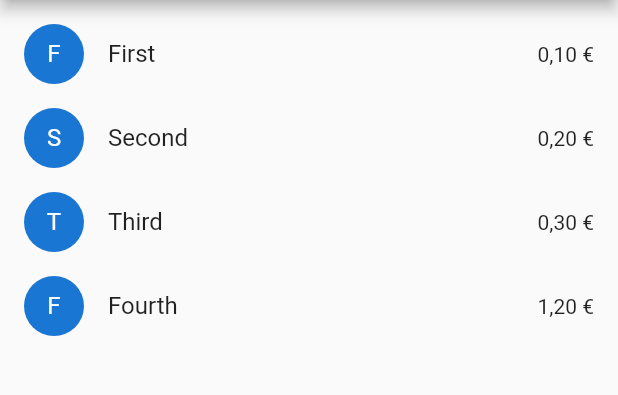
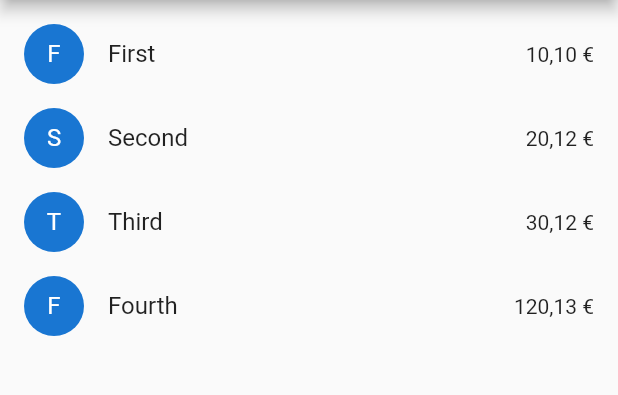
Before and after one commit to j-maas/plusminus-flutter, a Flutter app: the screen it shows after launch, on a phone screen of 412 x 824 dp, the part 84-479 px from its top. Run offline on Flutter 3.47's test engine with Material 2 defaults, Android fonts, the phone set to English and light mode, and no system bars.

Commit message:
Use Dart's currency formatting

```diff
--- a/lib/main.dart
+++ b/lib/main.dart
@@ -1,4 +1,5 @@
 import 'package:flutter/material.dart';
+import 'package:intl/intl.dart';
 
 void main() {
   runApp(new MyApp());
@@ -28,10 +29,10 @@ class ExpenseOverview extends StatefulWidget {
 
 class _ExpenseOverviewState extends State<ExpenseOverview> {
   List<Expense> _expenses = [
-    new Expense(description: 'First', amount: 10),
-    new Expense(description: 'Second', amount: 20),
-    new Expense(description: 'Third', amount: 30),
-    new Expense(description: 'Fourth', amount: 120),
+    new Expense(description: 'First', amount: 10.1),
+    new Expense(description: 'Second', amount: 20.12),
+    new Expense(description: 'Third', amount: 30.123),
+    new Expense(description: 'Fourth', amount: 120.129),
   ];
 
   @override
@@ -59,11 +60,8 @@ class ExpenseListItem extends StatelessWidget {
 
   final Expense expense;
 
-  String printCurrency(int value) {
-    var whole = (value / 100).round();
-    var cents = value % 100;
-    return '$whole,$cents €';
-  }
+  final NumberFormat _currency =
+      new NumberFormat.currency(locale: "de_DE", symbol: '€');
 
   @override
   Widget build(BuildContext context) {
@@ -71,7 +69,7 @@ class ExpenseListItem extends StatelessWidget {
       leading:
           new CircleAvatar(child: new Text(expense.description.toString()[0])),
       title: new Text(expense.description),
-      trailing: new Text(printCurrency(expense.amount)),
+      trailing: new Text(_currency.format(expense.amount)),
     );
   }
 }
@@ -80,5 +78,5 @@ class Expense {
   Expense({this.description, this.amount});
 
   final String description;
-  final int amount;
+  final num amount;
 }
```
